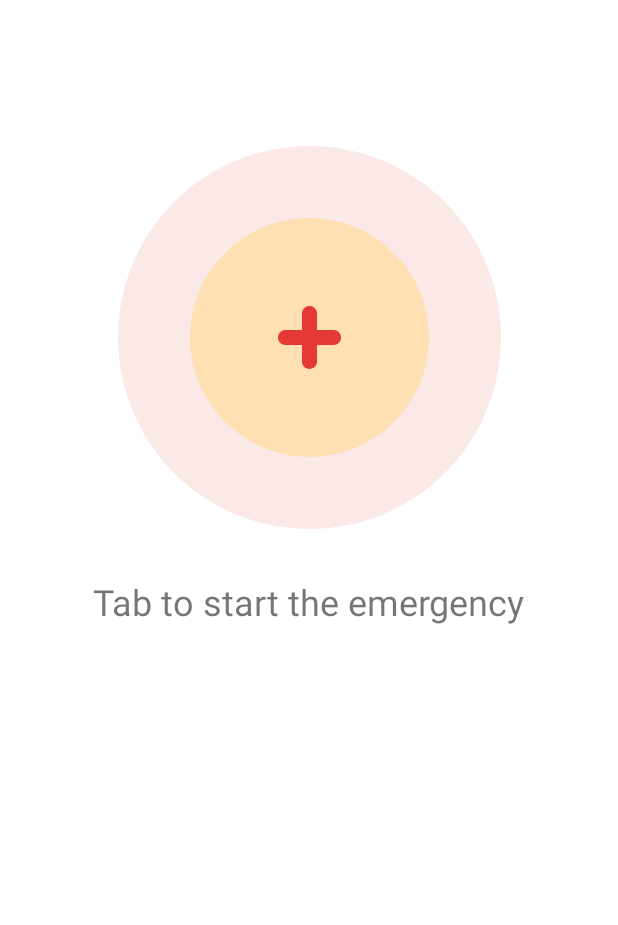
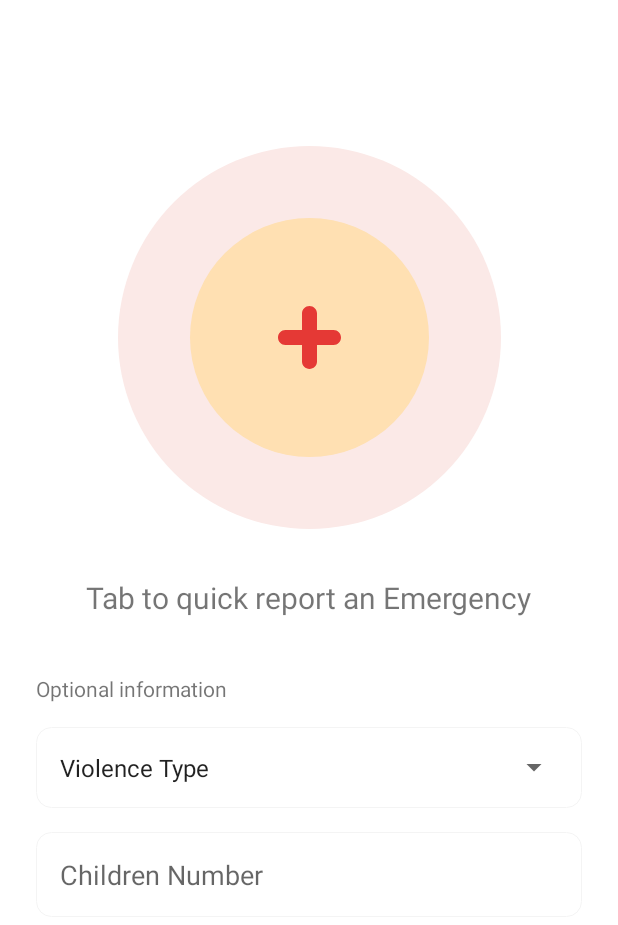
Before and after one commit to mohammedhemaid/Amena, an Android app: the layout fragment_emergency.xml on its own in the app's theme, with its tools: preview values and no code run, on a phone screen of 412 x 824 dp. Shown: the top 925 px of the screen. Run offline under Robolectric (Android 15) with nearby library versions, the light colour scheme and no system bars.

Commit message:
add the info of emergency in the main screen

```diff
--- a/app/src/main/java/com/app/wihack/amina/chatting/CurrentChatRow.java
+++ b/app/src/main/java/com/app/wihack/amina/chatting/CurrentChatRow.java
@@ -29,7 +29,7 @@ public class CurrentChatRow extends CardView implements IBind {
     public void bind(Object o, int position) {
 
         Messages messages = (Messages) o;
-        if (position % 2 == 0) {
+        if (messages.getFrom().equals("1")) {
             senderMessageTextView.setVisibility(View.VISIBLE);
             senderMessageTextView.setText(messages.getMessage());
             receiverMessageTextView.setVisibility(View.INVISIBLE);
--- a/app/src/main/java/com/app/wihack/amina/home/MainActivity.java
+++ b/app/src/main/java/com/app/wihack/amina/home/MainActivity.java
@@ -26,7 +26,7 @@ public class MainActivity extends AppCompatActivity
     public void after() {
         viewPagerAdapter = new ViewPagerAdapter(getSupportFragmentManager());
         viewPager.setAdapter(viewPagerAdapter);
-        viewPager.setCurrentItem(2);
+        viewPager.setCurrentItem(1);
         bottomNavigationHandler();
 
     }
@@ -41,9 +41,6 @@ public class MainActivity extends AppCompatActivity
             case R.id.emergency_call:
                 viewPager.setCurrentItem(viewPagerAdapter.rotatePosition(0));
                 return true;
-            case R.id.emergency_data:
-                viewPager.setCurrentItem(viewPagerAdapter.rotatePosition(1));
-                return true;
             case R.id.chatting:
                 viewPager.setCurrentItem(viewPagerAdapter.rotatePosition(2));
                 return true;
--- a/app/src/main/java/com/app/wihack/amina/home/ViewPagerAdapter.java
+++ b/app/src/main/java/com/app/wihack/amina/home/ViewPagerAdapter.java
@@ -38,7 +38,6 @@ public class ViewPagerAdapter extends FragmentStatePagerAdapter {
 
     private void setupViewPager() {
         addFragment(new ChattingFragment_());
-        addFragment(new AddEmergencyDataFragment_());
         addFragment(new EmergencyFragment_());
 
 
--- a/app/src/main/res/layout/activity_current_chat.xml
+++ b/app/src/main/res/layout/activity_current_chat.xml
@@ -34,6 +34,7 @@
             android:background="@drawable/bg_circle_white"
             android:padding="12dp"
             android:layout_weight="3"
+            android:maxWidth="250dp"
             android:layout_marginEnd="4dp"
             android:hint="write your message here..."/>
 
@@ -44,6 +45,7 @@
             android:layout_weight=".4"
             android:background="@drawable/bg_circle_white"
             android:padding="12dp"
+            android:maxWidth="250dp"
             app:srcCompat="@drawable/ic_send_message"/>
     </LinearLayout>
 </RelativeLayout>
--- a/app/src/main/res/layout/fragment_add_emergency_data.xml
+++ b/app/src/main/res/layout/fragment_add_emergency_data.xml
@@ -30,6 +30,9 @@
             android:layout_weight="1"
             android:entries="@array/spinner_conditions"
             android:padding="8dp"
+            app:layout_constraintEnd_toStartOf="@+id/children_no_edit_text"
+            app:layout_constraintHorizontal_bias="0.5"
+            app:layout_constraintHorizontal_chainStyle="spread_inside"
             app:layout_constraintStart_toStartOf="parent"
             app:layout_constraintTop_toBottomOf="@+id/textView"/>
 
@@ -45,6 +48,8 @@
             android:inputType="number"
             android:padding="16dp"
             app:layout_constraintBottom_toBottomOf="@+id/condition_spinner"
+            app:layout_constraintEnd_toEndOf="parent"
+            app:layout_constraintHorizontal_bias="0.5"
             app:layout_constraintStart_toEndOf="@+id/condition_spinner"
             app:layout_constraintTop_toTopOf="@+id/condition_spinner"/>
     </androidx.constraintlayout.widget.ConstraintLayout>
--- a/app/src/main/res/layout/fragment_emergency.xml
+++ b/app/src/main/res/layout/fragment_emergency.xml
@@ -14,7 +14,7 @@
 
         <androidx.constraintlayout.widget.ConstraintLayout
             android:layout_width="match_parent"
-            android:layout_height="wrap_content">
+            android:layout_height="match_parent">
 
             <ImageButton
                 android:id="@+id/emergencyimageButton"
@@ -71,10 +71,61 @@
                 android:layout_height="wrap_content"
                 android:layout_marginTop="32dp"
                 android:text="@string/tab_to_start_the_emergency"
-                android:textSize="24sp"
+                android:textSize="20sp"
                 app:layout_constraintEnd_toEndOf="parent"
                 app:layout_constraintStart_toStartOf="parent"
                 app:layout_constraintTop_toBottomOf="@+id/emergencyimageButton"/>
+
+            <TextView
+                android:id="@+id/optional_info_label"
+                android:layout_width="wrap_content"
+                android:layout_height="wrap_content"
+                android:layout_marginStart="24dp"
+                android:layout_marginTop="32dp"
+                android:text="@string/optional_data"
+                app:layout_constraintStart_toStartOf="parent"
+                app:layout_constraintTop_toBottomOf="@+id/panic_message"/>
+
+            <LinearLayout
+                android:id="@+id/spinner_linear_layout"
+                android:layout_width="match_parent"
+                android:layout_height="wrap_content"
+                android:layout_marginStart="24dp"
+                android:layout_marginTop="16dp"
+                android:layout_marginEnd="24dp"
+                android:background="@drawable/border"
+                android:padding="8dp"
+                app:layout_constraintEnd_toEndOf="parent"
+                app:layout_constraintStart_toStartOf="parent"
+                app:layout_constraintTop_toBottomOf="@+id/optional_info_label">
+
+                <Spinner
+                    android:id="@+id/condition_spinner"
+                    android:layout_width="match_parent"
+                    android:layout_height="wrap_content"
+                    android:entries="@array/spinner_conditions"
+                    android:paddingTop="8dp"
+                    android:paddingBottom="8dp"
+                    />
+            </LinearLayout>
+
+            <EditText
+                android:id="@+id/children_no_edit_text"
+                android:layout_width="0dp"
+                android:layout_height="wrap_content"
+                android:layout_marginStart="24dp"
+                android:layout_marginTop="16dp"
+                android:layout_marginEnd="24dp"
+                android:layout_weight="1"
+                android:background="@drawable/border"
+                android:completionThreshold="1"
+                android:hint="@string/children_number"
+                android:inputType="number"
+                android:padding="16dp"
+                app:layout_constraintEnd_toEndOf="parent"
+                app:layout_constraintStart_toStartOf="parent"
+                app:layout_constraintTop_toBottomOf="@+id/spinner_linear_layout"/>
+
         </androidx.constraintlayout.widget.ConstraintLayout>
     </ScrollView>
 
--- a/app/src/main/res/menu/bottom_nav_menu.xml
+++ b/app/src/main/res/menu/bottom_nav_menu.xml
@@ -6,10 +6,7 @@
         android:id="@+id/emergency_call"
         android:title="@string/emergency_call"
         android:icon="@drawable/ic_emergency_call"/>
-    <item
-        android:id="@+id/emergency_data"
-        android:title="@string/add_emergency_data"
-        android:icon="@drawable/ic_add_emergency_white"/>
+
     <item
         android:id="@+id/chatting"
         android:title="@string/chat"
--- a/app/src/main/res/values/array.xml
+++ b/app/src/main/res/values/array.xml
@@ -1,9 +1,10 @@
 <?xml version="1.0" encoding="utf-8"?>
 <resources>
     <string-array name="spinner_conditions">
-        <item>test</item>
-        <item>test</item>
-        <item>test</item>
-        <item>test</item>
+        <item>Violence Type</item>
+        <item>Kill threat</item>
+        <item>Severe hit</item>
+        <item>Sexual abuse</item>
+        <item>Expulsion by family or spouse</item>
     </string-array>
 </resources>
--- a/app/src/main/res/values/strings.xml
+++ b/app/src/main/res/values/strings.xml
@@ -1,5 +1,5 @@
 <resources>
-    <string name="app_name">Amina</string>
+    <string name="app_name">Amena</string>
     <string name="emergency">Emergency</string>
     <string name="chat">Chat</string>
     <string name="tab_to_init_emergency">Tab to start the Emergency</string>
@@ -11,7 +11,7 @@
     <string name="speciality">speciality</string>
     <string name="don_t_panic_stay_calm">Don\'t Panic Sarah, Stay Calm</string>
     <string name="emergency_cancel">Cancel The Emergency </string>
-    <string name="tab_to_start_the_emergency">Tab to start the emergency</string>
+    <string name="tab_to_start_the_emergency">Tab to quick report an Emergency</string>
     <string name="children_number">Children Number</string>
     <string name="search">Search</string>
     <string name="no_lists_message">Click the chat button to create a chat!</string>
@@ -23,5 +23,6 @@
     <string name="dummy_time">3:50 PM</string>
     <string name="emergency_call">Emergency Call</string>
     <string name="add_emergency_data">Add Emergency Data</string>
+    <string name="optional_data">Optional information</string>
 
 </resources>
```
Also changed, not shown: app/src/main/java/com/app/wihack/amina/chatting/CurrentChatActivity.java (+34 -0 lines), app/src/main/java/com/app/wihack/amina/chatting/Messages.java (+6 -7 lines), app/src/main/java/com/app/wihack/amina/emergency/EmergencyFragment.java (+14 -9 lines).
